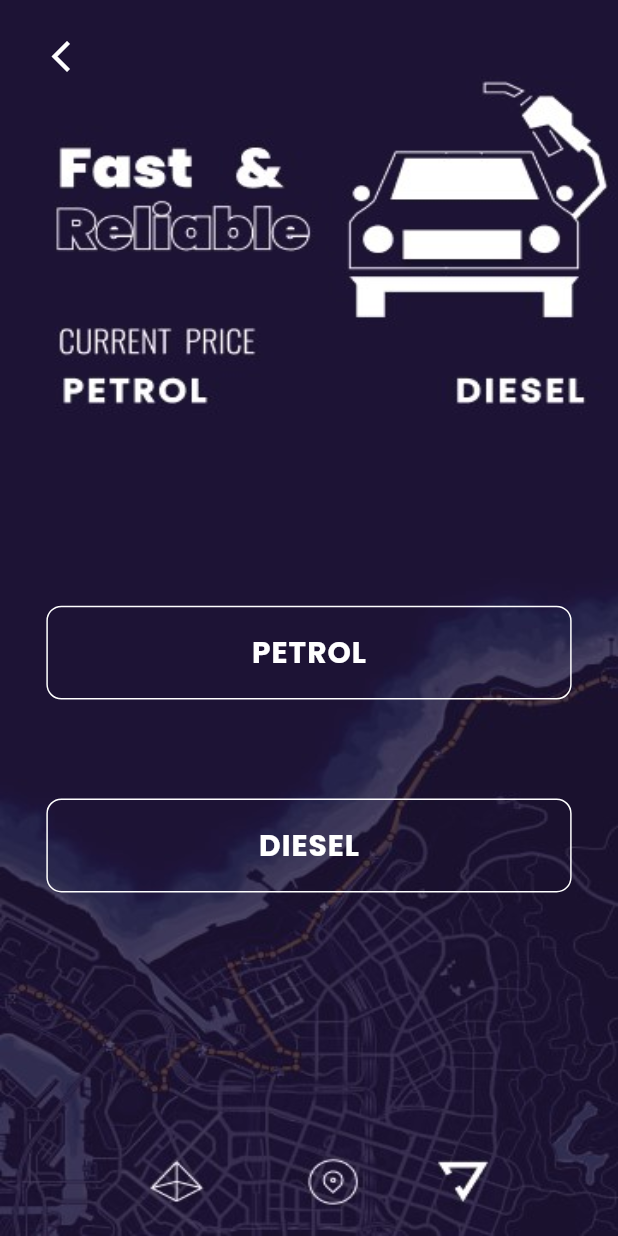
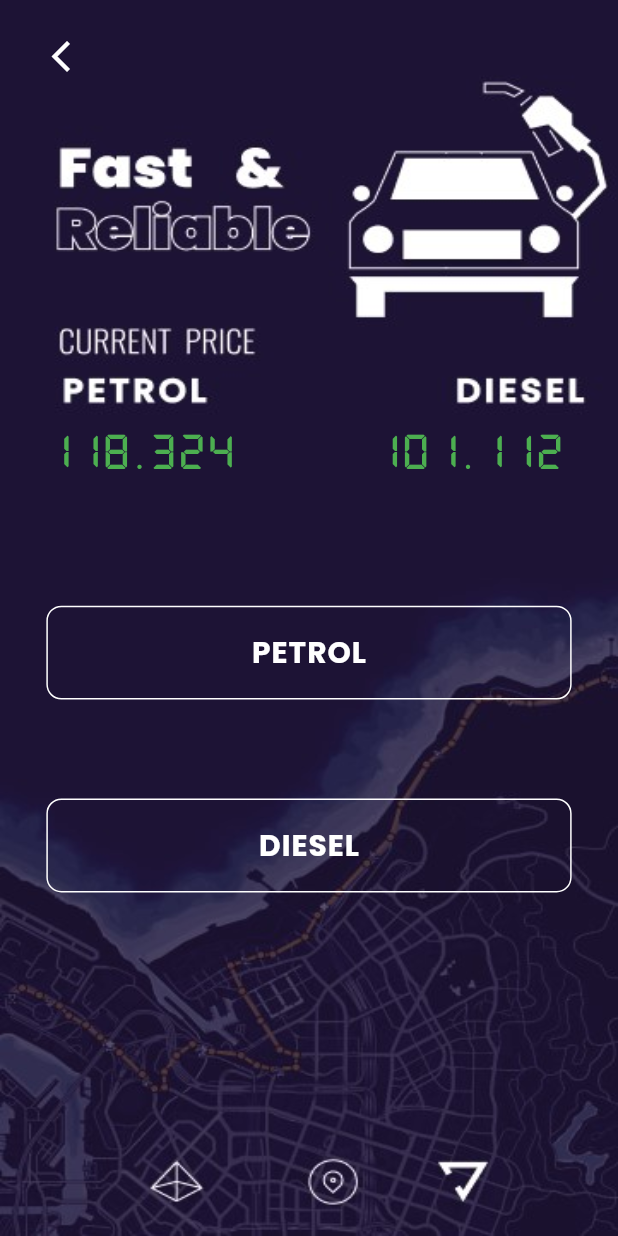
Before and after one commit to nxveen/miniproject, a Flutter app: the Fuel2 screen opened directly, on a phone screen of 412 x 824 dp. Run offline on Flutter 3.47's test engine with Material 2 defaults, Android fonts, the phone set to English and light mode, and no system bars; missing offline and left inert: qr_code_scanner.

Commit message:
2nd commmit

```diff
--- a/lib/createaccount.dart
+++ b/lib/createaccount.dart
@@ -58,6 +58,7 @@ class Createaccount extends StatelessWidget {
                   ),
                   child: Center(
                     child: TextField(
+                      style: TextStyle(color: Colors.white),
                       controller: c,
                       decoration:  InputDecoration(
                         border: InputBorder.none,
@@ -94,7 +95,7 @@ class Createaccount extends StatelessWidget {
                   ),
                   child: Center(
                     child: TextField(
-
+                      style: TextStyle(color: Colors.white),
                       decoration:  InputDecoration(
                         border: InputBorder.none,
 
@@ -130,6 +131,7 @@ class Createaccount extends StatelessWidget {
                   ),
                   child: Center(
                     child: TextField(
+                      style: TextStyle(color: Colors.white),
                       controller: d,
                       obscureText: true,
                       decoration:  InputDecoration(
--- a/lib/fuel2.dart
+++ b/lib/fuel2.dart
@@ -100,6 +100,35 @@ class Fuel2 extends StatelessWidget {
                 ),
               ),
             ]
+          ),
+          Column(
+              children: [
+                SizedBox(height: h*0.35),
+                Row(
+                    children: [
+                      SizedBox(width: w*0.07),
+                      Text('118 . 324',
+                          style: TextStyle(
+                            fontSize: h*(0.14/5.0),
+                            fontWeight: FontWeight.bold,
+                            letterSpacing: h*(0.05/60.0),
+                            color: Colors.green,
+                            fontFamily: 'DSEG7Classic',
+                          )
+                      ),
+                      SizedBox(width: w*0.22),
+                      Text('101 . 112',
+                          style: TextStyle(
+                            fontSize: h*(0.14/5.0),
+                            fontWeight: FontWeight.bold,
+                            letterSpacing: h*(0.05/60.0),
+                            color: Colors.green,
+                            fontFamily: 'DSEG7Classic',
+                          )
+                      ),
+                    ]
+                )
+              ]
           )
         ]
         )
--- a/lib/fuelamount.dart
+++ b/lib/fuelamount.dart
@@ -47,6 +47,7 @@ class Fuelamount extends StatelessWidget {
                   ),
                   child: Center(
                     child: TextField(
+                      style: TextStyle(color: Colors.white),
                       decoration:  InputDecoration(
                         border: InputBorder.none,
 
--- a/lib/login.dart
+++ b/lib/login.dart
@@ -1,6 +1,8 @@
 import 'package:flutter/material.dart';
 import 'package:miniproject/facil.dart';
 import 'package:miniproject/main.dart';
+import 'package:miniproject/createaccount.dart';
+import 'package:qr_code_scanner/qr_code_scanner.dart';
 class Login extends StatelessWidget {
   @override
   Widget build(BuildContext context) {
@@ -144,7 +146,8 @@ class Login extends StatelessWidget {
                Row(
                    children: [
                      SizedBox(width: w*0.08),
-                     TextButton(onPressed: () {},
+                     TextButton(onPressed: () {Navigator.push(context,
+                       MaterialPageRoute(builder:(context) => Createaccount()),);},
                          child: Text(
                            'Dont Have an Account? Sign Up Now!',
                            style: TextStyle(
--- a/pubspec.yaml
+++ b/pubspec.yaml
@@ -34,6 +34,7 @@ dependencies:
   # The following adds the Cupertino Icons font to your application.
   # Use with the CupertinoIcons class for iOS style icons.
   cupertino_icons: ^1.0.2
+  qr_code_scanner: ^0.7.0
 
 dev_dependencies:
   flutter_test:
@@ -78,6 +79,10 @@ flutter:
     - family: Poppins
       fonts:
         - asset: fonts/Poppins-Bold.ttf
+
+    - family: DSEG7Classic
+      fonts:
+        - asset: fonts/DSEG7Classic-Bold.ttf
   #
   # For details regarding fonts from package dependencies,
   # see https://flutter.dev/custom-fonts/#from-packages
```
Also changed, not shown: fonts/DSEG7Classic-Bold.ttf (added), pubspec.lock.
